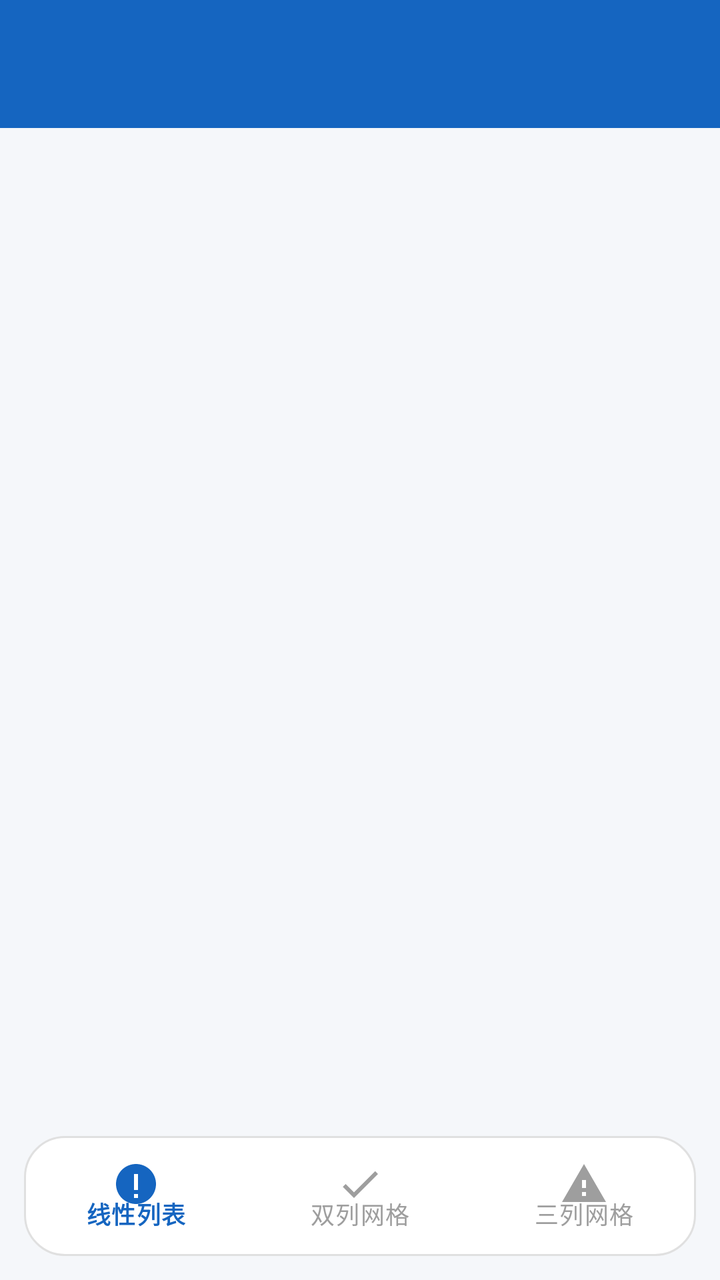
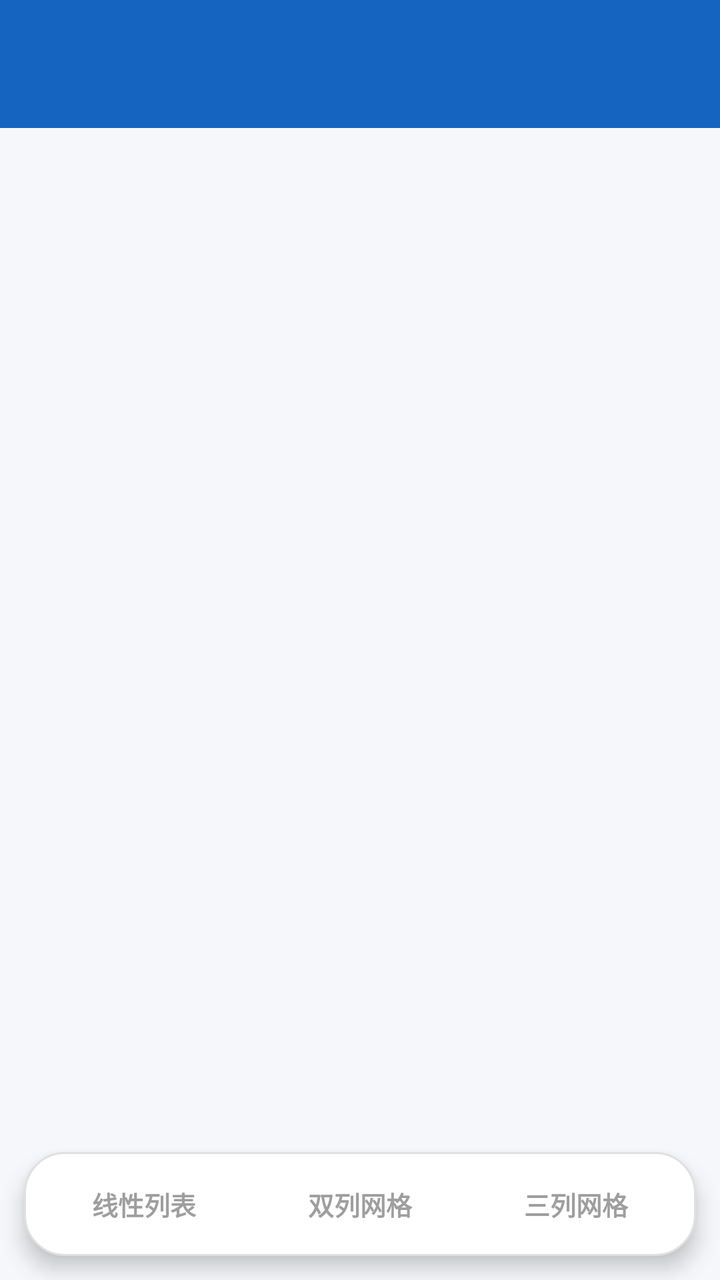

Before-and-after screenshots of an Android layout around one commit, followed by the original layout XML and the change that was made.
<!-- AndroidManifest.xml: application theme Theme.LifeReApplication -->
<!-- res/layout/activity_list_demo_third.xml -->
<?xml version="1.0" encoding="utf-8"?>
<LinearLayout xmlns:android="http://schemas.android.com/apk/res/android"
    xmlns:app="http://schemas.android.com/apk/res-auto"
    android:layout_width="match_parent"
    android:layout_height="match_parent"
    android:orientation="vertical"
    android:background="@color/bg_page">

    <androidx.appcompat.widget.Toolbar
        android:id="@+id/toolbar"
        android:layout_width="match_parent"
        android:layout_height="wrap_content"
        android:minHeight="?attr/actionBarSize"
        android:background="@color/brand_primary"
        android:theme="@style/ThemeOverlay.AppCompat.Dark.ActionBar"
        android:popupTheme="@style/ThemeOverlay.LifeRe.Popup" />

    <FrameLayout
        android:id="@+id/containerList"
        android:layout_width="match_parent"
        android:layout_height="0dp"
        android:layout_weight="1" />

    
    <com.google.android.material.bottomnavigation.BottomNavigationView
        android:id="@+id/bottomNav"
        android:layout_width="match_parent"
        android:layout_height="60dp"
        android:layout_margin="12dp"
        android:background="@drawable/bg_bottom_bar"
        app:elevation="6dp"
        app:itemActiveIndicatorStyle="@style/ThirdNavIndicator"
        app:itemIconTint="@color/nav_item_tint"
        app:itemTextColor="@color/nav_item_tint"
        app:itemRippleColor="@color/bg_chip"
        app:labelVisibilityMode="labeled"
        app:menu="@menu/menu_list_demo" />

</LinearLayout>
<!-- resources referenced by this layout -->
<resources>
  <color name="bg_chip">#E3F2FD</color>
  <color name="bg_page">#F5F7FA</color>
  <color name="brand_primary">#1565C0</color>
  <!-- drawable bg_bottom_bar (drawable) -->
  <?xml version="1.0" encoding="utf-8"?>
  <shape xmlns:android="http://schemas.android.com/apk/res/android"
      android:shape="rectangle">
      <solid android:color="@color/bg_card" />
      <corners android:radius="20dp" />
      <stroke
          android:width="1dp"
          android:color="@color/divider" />
  </shape>
  <style name="ThemeOverlay.LifeRe.Popup" parent="ThemeOverlay.AppCompat.Light">
          <item name="popupMenuBackground">@drawable/bg_popup_menu</item>
          <item name="popupMenuStyle">@style/LifeRe.PopupMenu</item>
          <item name="textAppearanceSmallPopupMenu">@style/LifeRe.PopupMenu.Text</item>
          <item name="textAppearanceLargePopupMenu">@style/LifeRe.PopupMenu.Text</item>
          
          <item name="android:textColorPrimary">@color/text_primary</item>
          <item name="android:textColor">@color/text_primary</item>
      </style>
  <style name="ThirdNavIndicator">
          <item name="android:background">@drawable/bg_nav_indicator</item>
      </style>
  <style name="Theme.LifeReApplication" parent="Base.Theme.LifeReApplication" />
  <color name="bg_card">#FFFFFFFF</color>
  <color name="divider">#E0E0E0</color>
  <!-- drawable bg_popup_menu (drawable) -->
  <?xml version="1.0" encoding="utf-8"?>
  <shape xmlns:android="http://schemas.android.com/apk/res/android"
      android:shape="rectangle">
      <solid android:color="@color/bg_card" />
      <corners android:radius="@dimen/radius_md" />
      <stroke
          android:width="1dp"
          android:color="@color/divider" />
  </shape>
  <style name="LifeRe.PopupMenu" parent="Widget.AppCompat.PopupMenu">
          <item name="android:popupBackground">@drawable/bg_popup_menu</item>
      </style>
  <style name="LifeRe.PopupMenu.Text" parent="TextAppearance.AppCompat.Widget.PopupMenu.Small">
          <item name="android:textColor">@color/text_primary</item>
      </style>
  <color name="text_primary">#1A1A1A</color>
  <!-- drawable bg_nav_indicator (drawable) -->
  <?xml version="1.0" encoding="utf-8"?>
  <shape xmlns:android="http://schemas.android.com/apk/res/android"
      android:shape="rectangle">
      <solid android:color="@color/bg_chip" />
      <corners android:radius="16dp" />
  </shape>
  <style name="Base.Theme.LifeReApplication" parent="Theme.LifeRe.Core" />
  <dimen name="radius_md">12dp</dimen>
  <!-- drawable scrollbar_thumb (drawable) -->
  <?xml version="1.0" encoding="utf-8"?>
  <shape xmlns:android="http://schemas.android.com/apk/res/android"
      android:shape="rectangle">
      <solid android:color="#4D1565C0" />
      <corners android:radius="99dp" />
  </shape>
  <dimen name="scrollbar_size">4dp</dimen>
  <!-- unchanged entries left out for length: 1 -->
</resources>

<!-- the commit's change to res/layout/activity_list_demo_third.xml (unified diff, before → after) -->
@@ -22,18 +22,52 @@
         android:layout_weight="1" />
 
     
-    <com.google.android.material.bottomnavigation.BottomNavigationView
-        android:id="@+id/bottomNav"
+    <LinearLayout
+        android:id="@+id/tabBar"
         android:layout_width="match_parent"
-        android:layout_height="60dp"
+        android:layout_height="52dp"
         android:layout_margin="12dp"
         android:background="@drawable/bg_bottom_bar"
-        app:elevation="6dp"
-        app:itemActiveIndicatorStyle="@style/ThirdNavIndicator"
-        app:itemIconTint="@color/nav_item_tint"
-        app:itemTextColor="@color/nav_item_tint"
-        app:itemRippleColor="@color/bg_chip"
-        app:labelVisibilityMode="labeled"
-        app:menu="@menu/menu_list_demo" />
+        android:elevation="6dp"
+        android:orientation="horizontal"
+        android:padding="6dp">
+
+        <TextView
+            android:id="@+id/tabLinear"
+            android:layout_width="0dp"
+            android:layout_height="match_parent"
+            android:layout_weight="1"
+            android:background="@drawable/bg_tab_item"
+            android:gravity="center"
+            android:text="线性列表"
+            android:textColor="@color/tab_text_tint"
+            android:textSize="13sp"
+            android:textStyle="bold" />
+
+        <TextView
+            android:id="@+id/tabGrid"
+            android:layout_width="0dp"
+            android:layout_height="match_parent"
+            android:layout_weight="1"
+            android:background="@drawable/bg_tab_item"
+            android:gravity="center"
+            android:text="双列网格"
+            android:textColor="@color/tab_text_tint"
+            android:textSize="13sp"
+            android:textStyle="bold" />
+
+        <TextView
+            android:id="@+id/tabGrid3"
+            android:layout_width="0dp"
+            android:layout_height="match_parent"
+            android:layout_weight="1"
+            android:background="@drawable/bg_tab_item"
+            android:gravity="center"
+            android:text="三列网格"
+            android:textColor="@color/tab_text_tint"
+            android:textSize="13sp"
+            android:textStyle="bold" />
+
+    </LinearLayout>
 
 </LinearLayout>
<!-- resource entries referenced after the edit -->
@@ -1,6 +1,5 @@
 <!-- resources referenced by this layout -->
 <resources>
-  <color name="bg_chip">#E3F2FD</color>
   <color name="bg_page">#F5F7FA</color>
   <color name="brand_primary">#1565C0</color>
   <!-- drawable bg_bottom_bar (drawable) -->
@@ -13,6 +12,12 @@
           android:width="1dp"
           android:color="@color/divider" />
   </shape>
+  <!-- drawable bg_tab_item (drawable) -->
+  <?xml version="1.0" encoding="utf-8"?>
+  <selector xmlns:android="http://schemas.android.com/apk/res/android">
+      <item android:drawable="@drawable/bg_tab_selected" android:state_selected="true" />
+      <item android:drawable="@android:color/transparent" />
+  </selector>
   <style name="ThemeOverlay.LifeRe.Popup" parent="ThemeOverlay.AppCompat.Light">
           <item name="popupMenuBackground">@drawable/bg_popup_menu</item>
           <item name="popupMenuStyle">@style/LifeRe.PopupMenu</item>
@@ -22,12 +27,16 @@
           <item name="android:textColorPrimary">@color/text_primary</item>
           <item name="android:textColor">@color/text_primary</item>
       </style>
-  <style name="ThirdNavIndicator">
-          <item name="android:background">@drawable/bg_nav_indicator</item>
-      </style>
   <style name="Theme.LifeReApplication" parent="Base.Theme.LifeReApplication" />
   <color name="bg_card">#FFFFFFFF</color>
   <color name="divider">#E0E0E0</color>
+  <!-- drawable bg_tab_selected (drawable) -->
+  <?xml version="1.0" encoding="utf-8"?>
+  <shape xmlns:android="http://schemas.android.com/apk/res/android"
+      android:shape="rectangle">
+      <solid android:color="@color/brand_primary" />
+      <corners android:radius="14dp" />
+  </shape>
   <!-- drawable bg_popup_menu (drawable) -->
   <?xml version="1.0" encoding="utf-8"?>
   <shape xmlns:android="http://schemas.android.com/apk/res/android"
@@ -45,13 +54,6 @@
           <item name="android:textColor">@color/text_primary</item>
       </style>
   <color name="text_primary">#1A1A1A</color>
-  <!-- drawable bg_nav_indicator (drawable) -->
-  <?xml version="1.0" encoding="utf-8"?>
-  <shape xmlns:android="http://schemas.android.com/apk/res/android"
-      android:shape="rectangle">
-      <solid android:color="@color/bg_chip" />
-      <corners android:radius="16dp" />
-  </shape>
   <style name="Base.Theme.LifeReApplication" parent="Theme.LifeRe.Core" />
   <dimen name="radius_md">12dp</dimen>
   <!-- drawable scrollbar_thumb (drawable) -->
